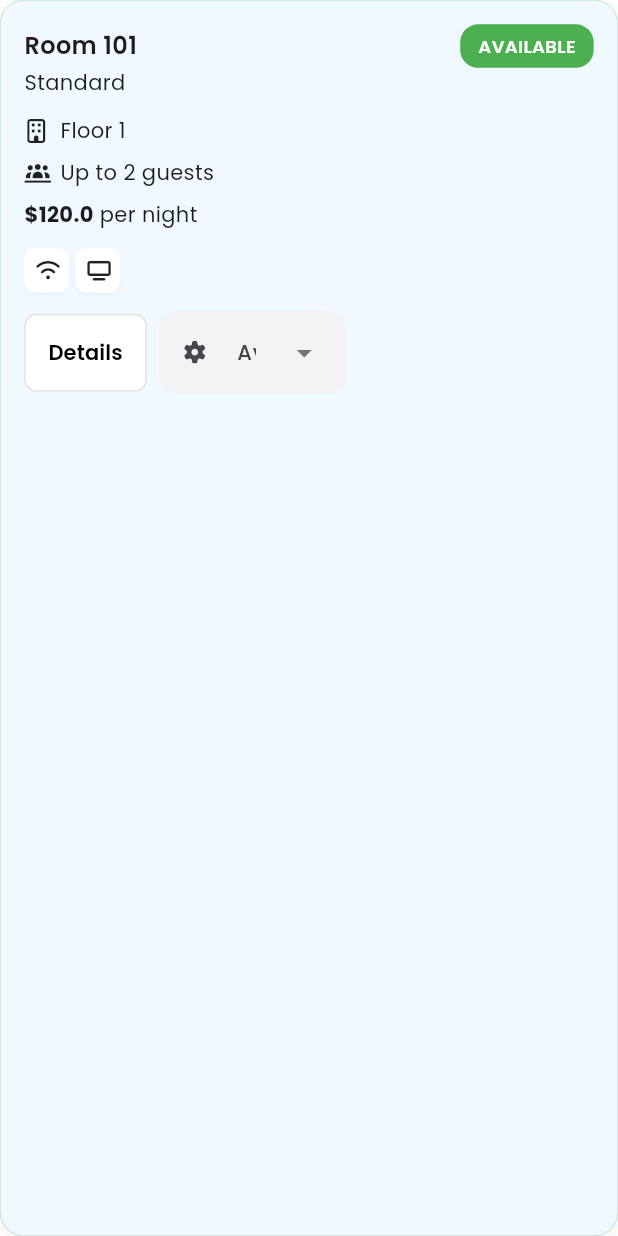
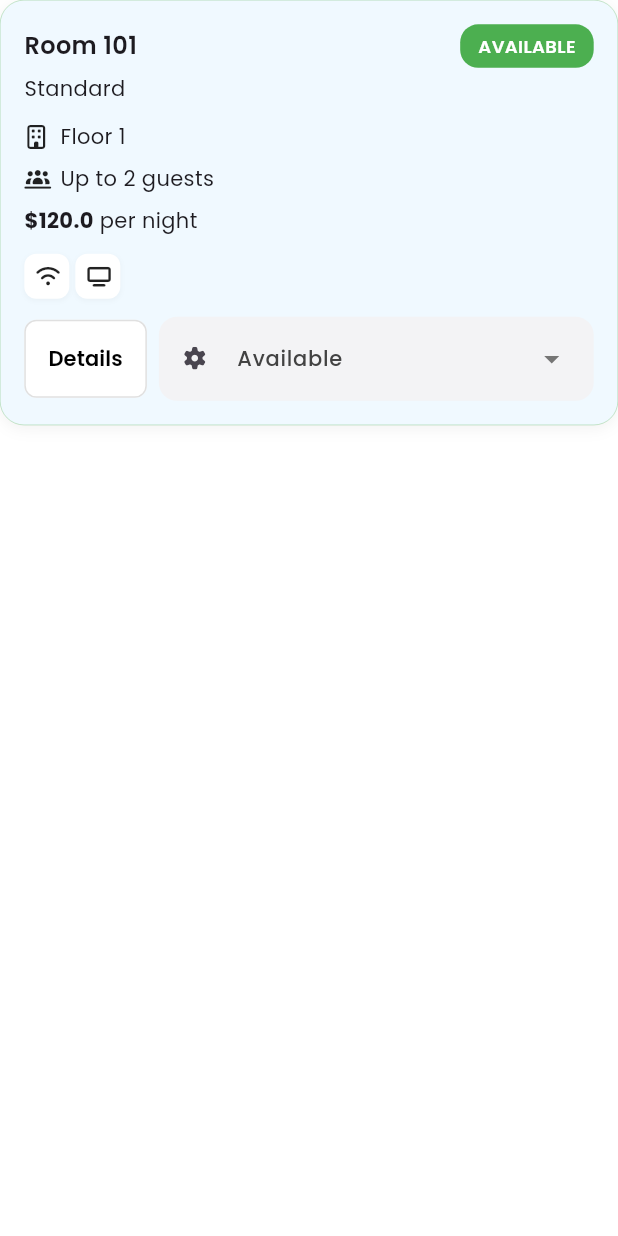
Before and after one commit to AfraimElkesEleia/LodgiTech, a Flutter app: the RoomManagementCard widget shown alone on an empty page, opened directly with sample values from the repository, on a phone screen of 412 x 824 dp. Run offline on Flutter 3.47's test engine with Material 3 defaults, Android fonts, the phone set to English and light mode, and no system bars; our stand-ins replace fl_chart, flutter_bloc, font_awesome_flutter, get_it, google_fonts, shared_preferences; accounts and stored records are empty.

Commit message:
fix overflow in bottom in desktop layout

```diff
--- a/lib/features/room_management/presentation/widgets/details_button.dart
+++ b/lib/features/room_management/presentation/widgets/details_button.dart
@@ -1,10 +1,7 @@
-
 import 'package:flutter/material.dart';
 
 class DetailsButton extends StatelessWidget {
-  const DetailsButton({
-    super.key,
-  });
+  const DetailsButton({super.key});
 
   @override
   Widget build(BuildContext context) {
@@ -13,9 +10,7 @@ class DetailsButton extends StatelessWidget {
       style: ElevatedButton.styleFrom(
         backgroundColor: Colors.white,
         foregroundColor: Colors.black,
-        shape: RoundedRectangleBorder(
-          borderRadius: BorderRadius.circular(8),
-        ),
+        shape: RoundedRectangleBorder(borderRadius: BorderRadius.circular(8)),
         padding: const EdgeInsets.all(16),
         elevation: 0,
         side: BorderSide(color: Colors.grey.shade300),
--- a/lib/features/room_management/presentation/widgets/room_managment_card.dart
+++ b/lib/features/room_management/presentation/widgets/room_managment_card.dart
@@ -27,34 +27,53 @@ class RoomManagementCard extends StatelessWidget {
             color: Colors.black.withOpacity(0.05),
             blurRadius: 8,
             offset: const Offset(0, 2),
-            spreadRadius: 1,
           ),
         ],
       ),
       child: Column(
+        mainAxisSize: MainAxisSize.min,
         crossAxisAlignment: CrossAxisAlignment.start,
         children: [
-          Row(
-            crossAxisAlignment: CrossAxisAlignment.center,
+          _buildHeader(),
+          const SizedBox(height: 4),
+          Text(room.roomType, style: const TextStyle(fontSize: 14)),
+          const SizedBox(height: 12),
+
+          _buildInfoRow(FontAwesomeIcons.building, "Floor ${room.floor}"),
+          const SizedBox(height: 8),
+          _buildInfoRow(
+            FontAwesomeIcons.usersLine,
+            "Up to ${room.maxGuests} guests",
+          ),
+          const SizedBox(height: 8),
+          _buildPrice(),
+          const SizedBox(height: 12),
+
+          if (showClientInfo && room.hasClient) _buildClientInfo(),
+          if (showClientInfo && room.hasClient) const SizedBox(height: 12),
+
+          _buildAmenitiesWrap(),
+          const SizedBox(height: 12),
+
+          _buildFooter(context),
+        ],
+      ),
+    );
+  }
+
+  Widget _buildHeader() {
+    return Row(
       mainAxisAlignment: MainAxisAlignment.spaceBetween,
       children: [
         Text(
           "Room ${room.roomNumber}",
-                style: const TextStyle(
-                  fontWeight: FontWeight.w600,
-                  fontSize: 16,
-                ),
+          style: const TextStyle(fontWeight: FontWeight.w600, fontSize: 16),
         ),
         Container(
-                padding: const EdgeInsets.symmetric(
-                  horizontal: 12,
-                  vertical: 6,
-                ),
-                decoration: ShapeDecoration(
+          padding: const EdgeInsets.symmetric(horizontal: 12, vertical: 6),
+          decoration: BoxDecoration(
             color: room.statusColor,
-                  shape: RoundedRectangleBorder(
             borderRadius: BorderRadius.circular(12),
-                  ),
           ),
           child: Text(
             room.statusText.toUpperCase(),
@@ -66,26 +85,17 @@ class RoomManagementCard extends StatelessWidget {
           ),
         ),
       ],
-          ),
-          Text(room.roomType, style: const TextStyle(fontSize: 14)),
-          const SizedBox(height: 12),
-          Row(
-            children: [
-              const Icon(FontAwesomeIcons.building, size: 16),
-              const SizedBox(width: 8),
-              Text("Floor ${room.floor}"),
-            ],
-          ),
-          const SizedBox(height: 8),
-          Row(
-            children: [
-              const Icon(FontAwesomeIcons.usersLine, size: 16),
-              const SizedBox(width: 8),
-              Text("Up to ${room.maxGuests} guests"),
-            ],
-          ),
-          const SizedBox(height: 8),
-          Row(
+    );
+  }
+
+  Widget _buildInfoRow(IconData icon, String text) {
+    return Row(
+      children: [Icon(icon, size: 16), const SizedBox(width: 8), Text(text)],
+    );
+  }
+
+  Widget _buildPrice() {
+    return Row(
       children: [
         Text(
           "\$${room.pricePerNight}",
@@ -94,42 +104,37 @@ class RoomManagementCard extends StatelessWidget {
         const SizedBox(width: 4),
         const Text("per night"),
       ],
-          ),
-          const SizedBox(height: 12),
+    );
+  }
 
-          // Conditionally show client info based on showClientInfo and room.hasClient
-          if (showClientInfo && room.hasClient) ...[
-            Container(
-              margin: const EdgeInsets.all(8),
+  Widget _buildClientInfo() {
+    final client = room.client!;
+    return Container(
       padding: const EdgeInsets.all(8),
-              decoration: ShapeDecoration(
-                shape: RoundedRectangleBorder(
+      decoration: BoxDecoration(
         borderRadius: BorderRadius.circular(8),
-                ),
         color: Colors.white,
       ),
       child: Column(
         crossAxisAlignment: CrossAxisAlignment.start,
         children: [
           Text(
-                    room.client!.name,
-                    style: const TextStyle(
-                      fontSize: 14,
-                      fontWeight: FontWeight.bold,
-                    ),
+            client.name,
+            style: const TextStyle(fontSize: 14, fontWeight: FontWeight.bold),
           ),
           Text(
-                    "${_formatDate(room.client!.checkIn)} to ${_formatDate(room.client!.checkOut)}",
+            "${_formatDate(client.checkIn)} to ${_formatDate(client.checkOut)}",
             style: const TextStyle(fontSize: 12),
           ),
         ],
       ),
-            ),
-            const SizedBox(height: 8),
-          ],
+    );
+  }
 
-          Wrap(
+  Widget _buildAmenitiesWrap() {
+    return Wrap(
       spacing: 4,
+      runSpacing: 4,
       children: room.amenities.map((amenity) {
         return Container(
           padding: const EdgeInsets.all(8),
@@ -144,35 +149,34 @@ class RoomManagementCard extends StatelessWidget {
               ),
             ],
           ),
-                child: FittedBox(child: _getAmenityIcon(amenity)),
+          child: _getAmenityIcon(amenity),
         );
       }).toList(),
-          ),
-          const SizedBox(height: 12),
-          Row(
+    );
+  }
+
+  Widget _buildFooter(BuildContext context) {
+    return Row(
       children: [
         const DetailsButton(),
         const SizedBox(width: 8),
-              RoomStatusDropDownMenu(
-                statusList: [
+        Expanded(
+          child: RoomStatusDropDownMenu(
+            statusList: const [
               'Available',
               'Occupied',
               'Cleaning',
               'Maintenance',
             ],
-                width: 125,
-                leadingIcon: Icon(FontAwesomeIcons.gear, size: 14),
+            width: double.infinity,
+            leadingIcon: const Icon(FontAwesomeIcons.gear, size: 14),
+          ),
         ),
       ],
-          ),
-        ],
-      ),
     );
   }
 
-  String _formatDate(DateTime date) {
-    return '${date.month}/${date.day}/${date.year}';
-  }
+  String _formatDate(DateTime date) => '${date.month}/${date.day}/${date.year}';
 
   Widget _getAmenityIcon(Amenity amenity) {
     switch (amenity) {
--- a/lib/features/room_management/presentation/widgets/rooms_grid_view.dart
+++ b/lib/features/room_management/presentation/widgets/rooms_grid_view.dart
@@ -1,13 +1,9 @@
-
 import 'package:flutter/material.dart';
 import 'package:lodgitech/features/room_management/data/models/room_status.dart';
 import 'package:lodgitech/features/room_management/presentation/widgets/room_managment_card.dart';
 
 class RoomsGridView extends StatelessWidget {
-  const RoomsGridView({
-    super.key,
-    required this.rooms,
-  });
+  const RoomsGridView({super.key, required this.rooms});
 
   final List<Room> rooms;
 
@@ -16,7 +12,7 @@ class RoomsGridView extends StatelessWidget {
     return SliverGrid.builder(
       gridDelegate: const SliverGridDelegateWithFixedCrossAxisCount(
         crossAxisCount: 4,
-        childAspectRatio: 1 / 1.4,
+        childAspectRatio: 1 / 1.5,
         crossAxisSpacing: 15,
         mainAxisSpacing: 15,
       ),
```
Lines whose indentation alone changed are shown as unchanged.
